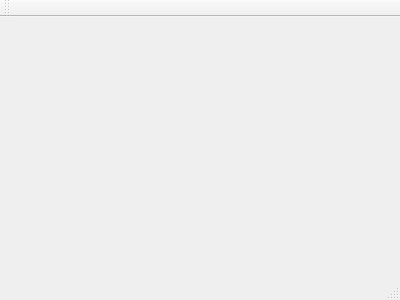
This is mainwindow.ui in aleksandrbazhin/just_another_serial_logger as Qt 5 draws it before an edit. The edited form follows.
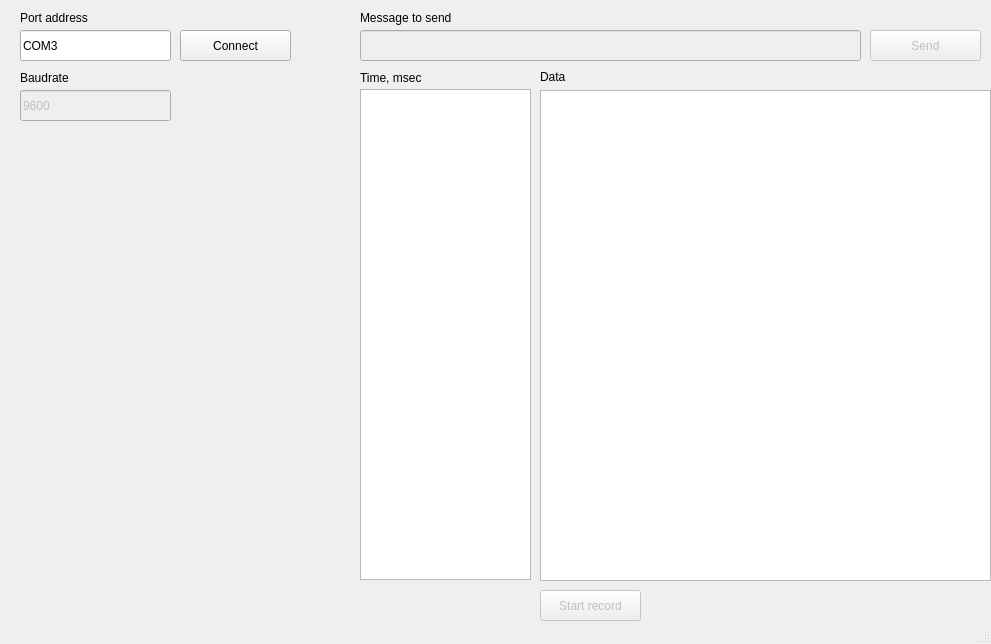
This is the edited form.

The edit to the form file:
```diff
--- a/mainwindow.ui
+++ b/mainwindow.ui
@@ -1,24 +1,233 @@
 <ui version="4.0">
  <class>MainWindow</class>
- <widget class="QMainWindow" name="MainWindow" >
-  <property name="geometry" >
+ <widget class="QMainWindow" name="MainWindow">
+  <property name="geometry">
    <rect>
     <x>0</x>
     <y>0</y>
-    <width>400</width>
-    <height>300</height>
+    <width>991</width>
+    <height>644</height>
    </rect>
   </property>
   <property name="windowTitle" >
    <string>MainWindow</string>
   </property>
-  <widget class="QMenuBar" name="menuBar" />
-  <widget class="QToolBar" name="mainToolBar" />
-  <widget class="QWidget" name="centralWidget" />
-  <widget class="QStatusBar" name="statusBar" />
+  <widget class="QWidget" name="centralWidget">
+   <widget class="QPushButton" name="connectButton">
+    <property name="geometry">
+     <rect>
+      <x>180</x>
+      <y>30</y>
+      <width>111</width>
+      <height>31</height>
+     </rect>
+    </property>
+    <property name="text">
+     <string>Connect</string>
+    </property>
+   </widget>
+   <widget class="QLineEdit" name="portLineEdit">
+    <property name="geometry">
+     <rect>
+      <x>20</x>
+      <y>30</y>
+      <width>151</width>
+      <height>31</height>
+     </rect>
+    </property>
+    <property name="text">
+     <string>COM3</string>
+    </property>
+   </widget>
+   <widget class="QLabel" name="portLabel">
+    <property name="geometry">
+     <rect>
+      <x>20</x>
+      <y>10</y>
+      <width>91</width>
+      <height>16</height>
+     </rect>
+    </property>
+    <property name="text">
+     <string>Port address</string>
+    </property>
+   </widget>
+   <widget class="QPushButton" name="recordButton">
+    <property name="enabled">
+     <bool>false</bool>
+    </property>
+    <property name="geometry">
+     <rect>
+      <x>540</x>
+      <y>590</y>
+      <width>101</width>
+      <height>31</height>
+     </rect>
+    </property>
+    <property name="text">
+     <string>Start record</string>
+    </property>
+   </widget>
+   <widget class="QLineEdit" name="baudLineEdit">
+    <property name="enabled">
+     <bool>false</bool>
+    </property>
+    <property name="geometry">
+     <rect>
+      <x>20</x>
+      <y>90</y>
+      <width>151</width>
+      <height>31</height>
+     </rect>
+    </property>
+    <property name="text">
+     <string>9600</string>
+    </property>
+    <property name="readOnly">
+     <bool>true</bool>
+    </property>
+   </widget>
+   <widget class="QLabel" name="baudLabel">
+    <property name="geometry">
+     <rect>
+      <x>20</x>
+      <y>70</y>
+      <width>91</width>
+      <height>16</height>
+     </rect>
+    </property>
+    <property name="text">
+     <string>Baudrate</string>
+    </property>
+   </widget>
+   <widget class="QLineEdit" name="sendLineEdit">
+    <property name="enabled">
+     <bool>false</bool>
+    </property>
+    <property name="geometry">
+     <rect>
+      <x>360</x>
+      <y>30</y>
+      <width>501</width>
+      <height>31</height>
+     </rect>
+    </property>
+    <property name="text">
+     <string/>
+    </property>
+   </widget>
+   <widget class="QPushButton" name="sendtButton">
+    <property name="enabled">
+     <bool>false</bool>
+    </property>
+    <property name="geometry">
+     <rect>
+      <x>870</x>
+      <y>30</y>
+      <width>111</width>
+      <height>31</height>
+     </rect>
+    </property>
+    <property name="text">
+     <string>Send</string>
+    </property>
+   </widget>
+   <widget class="QLabel" name="sendLabel">
+    <property name="geometry">
+     <rect>
+      <x>360</x>
+      <y>10</y>
+      <width>91</width>
+      <height>16</height>
+     </rect>
+    </property>
+    <property name="text">
+     <string>Message to send</string>
+    </property>
+   </widget>
+   <widget class="QPlainTextEdit" name="dataPlainTextEdit">
+    <property name="enabled">
+     <bool>true</bool>
+    </property>
+    <property name="geometry">
+     <rect>
+      <x>540</x>
+      <y>90</y>
+      <width>451</width>
+      <height>491</height>
+     </rect>
+    </property>
+    <property name="font">
+     <font>
+      <family>Consolas</family>
+      <pointsize>9</pointsize>
+     </font>
+    </property>
+    <property name="acceptDrops">
+     <bool>false</bool>
+    </property>
+    <property name="undoRedoEnabled">
+     <bool>false</bool>
+    </property>
+    <property name="readOnly">
+     <bool>true</bool>
+    </property>
+    <property name="overwriteMode">
+     <bool>false</bool>
+    </property>
+    <property name="textInteractionFlags">
+     <set>Qt::TextSelectableByKeyboard</set>
+    </property>
+   </widget>
+   <widget class="QPlainTextEdit" name="timePlainTextEdit">
+    <property name="geometry">
+     <rect>
+      <x>360</x>
+      <y>89</y>
+      <width>171</width>
+      <height>491</height>
+     </rect>
+    </property>
+    <property name="font">
+     <font>
+      <family>Consolas</family>
+      <pointsize>9</pointsize>
+     </font>
+    </property>
+    <property name="textInteractionFlags">
+     <set>Qt::TextSelectableByKeyboard</set>
+    </property>
+   </widget>
+   <widget class="QLabel" name="label">
+    <property name="geometry">
+     <rect>
+      <x>360</x>
+      <y>70</y>
+      <width>81</width>
+      <height>16</height>
+     </rect>
+    </property>
+    <property name="text">
+     <string>Time, msec</string>
+    </property>
+   </widget>
+   <widget class="QLabel" name="label_2">
+    <property name="geometry">
+     <rect>
+      <x>540</x>
+      <y>70</y>
+      <width>47</width>
+      <height>13</height>
+     </rect>
+    </property>
+    <property name="text">
+     <string>Data</string>
+    </property>
+   </widget>
+  </widget>
+  <widget class="QStatusBar" name="statusBar"/>
  </widget>
- <layoutDefault spacing="6" margin="11" />
- <pixmapfunction></pixmapfunction>
+ <layoutdefault spacing="6" margin="11"/>
  <resources/>
  <connections/>
 </ui>
```
Left out of the diff: 5 changed lines with no effect on the pictures.
